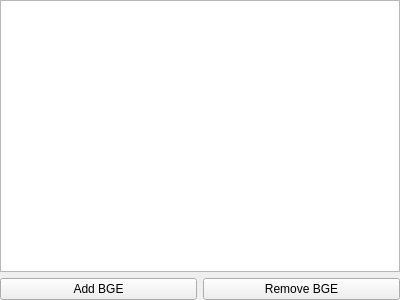
Qt form src/ui/buffercompositionwidget.ui (echmet/AnglerFish) before a commit.
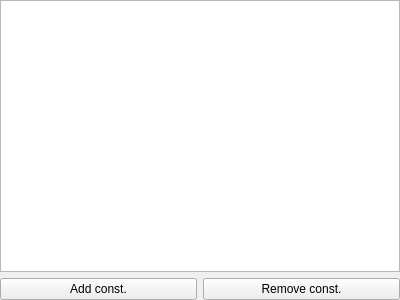
The same form after that commit. Custom widgets are drawn as their Qt base class.

Commit message: Use "const." instead of BGE

Diff of the .ui file:
```diff
--- a/src/ui/buffercompositionwidget.ui
+++ b/src/ui/buffercompositionwidget.ui
@@ -41,14 +41,14 @@
      <item>
       <widget class="QPushButton" name="qpb_add">
        <property name="text">
-        <string>Add BGE</string>
+        <string>Add const.</string>
        </property>
       </widget>
      </item>
      <item>
       <widget class="QPushButton" name="qpb_remove">
        <property name="text">
-        <string>Remove BGE</string>
+        <string>Remove const.</string>
        </property>
       </widget>
      </item>
```
